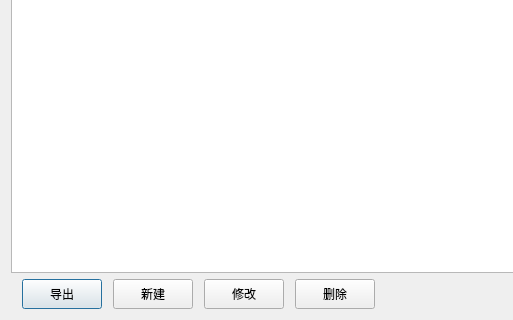
Qt form Qt/ERP/dialogmaterialmanage.ui (superp2017/NTERP) before a commit; both pictures show x 0 to 513 and y 491 to 811 of the 950 by 811 pixel window.
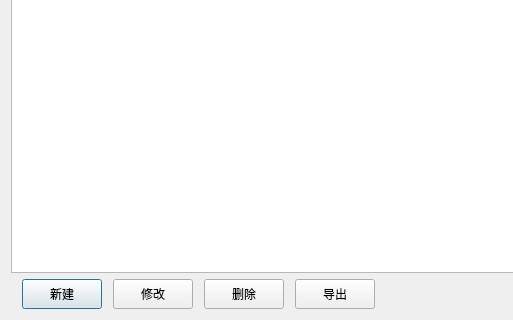
The same form after that commit. Custom widgets are drawn as their Qt base class.

```diff
--- a/Qt/ERP/dialogmaterialmanage.ui
+++ b/Qt/ERP/dialogmaterialmanage.ui
@@ -82,25 +82,6 @@
      <property name="rightMargin">
       <number>11</number>
      </property>
-     <item>
-      <widget class="QPushButton" name="pushButton_export">
-       <property name="minimumSize">
-        <size>
-         <width>0</width>
-         <height>30</height>
-        </size>
-       </property>
-       <property name="maximumSize">
-        <size>
-         <width>80</width>
-         <height>16777215</height>
-        </size>
-       </property>
-       <property name="text">
-        <string>导出</string>
-       </property>
-      </widget>
-     </item>
      <item>
       <widget class="QPushButton" name="pushButton_new">
        <property name="minimumSize">
@@ -158,6 +139,25 @@
        </property>
       </widget>
      </item>
+     <item>
+      <widget class="QPushButton" name="pushButton_export">
+       <property name="minimumSize">
+        <size>
+         <width>0</width>
+         <height>30</height>
+        </size>
+       </property>
+       <property name="maximumSize">
+        <size>
+         <width>80</width>
+         <height>16777215</height>
+        </size>
+       </property>
+       <property name="text">
+        <string>导出</string>
+       </property>
+      </widget>
+     </item>
      <item>
       <spacer name="horizontalSpacer">
        <property name="orientation">
```
